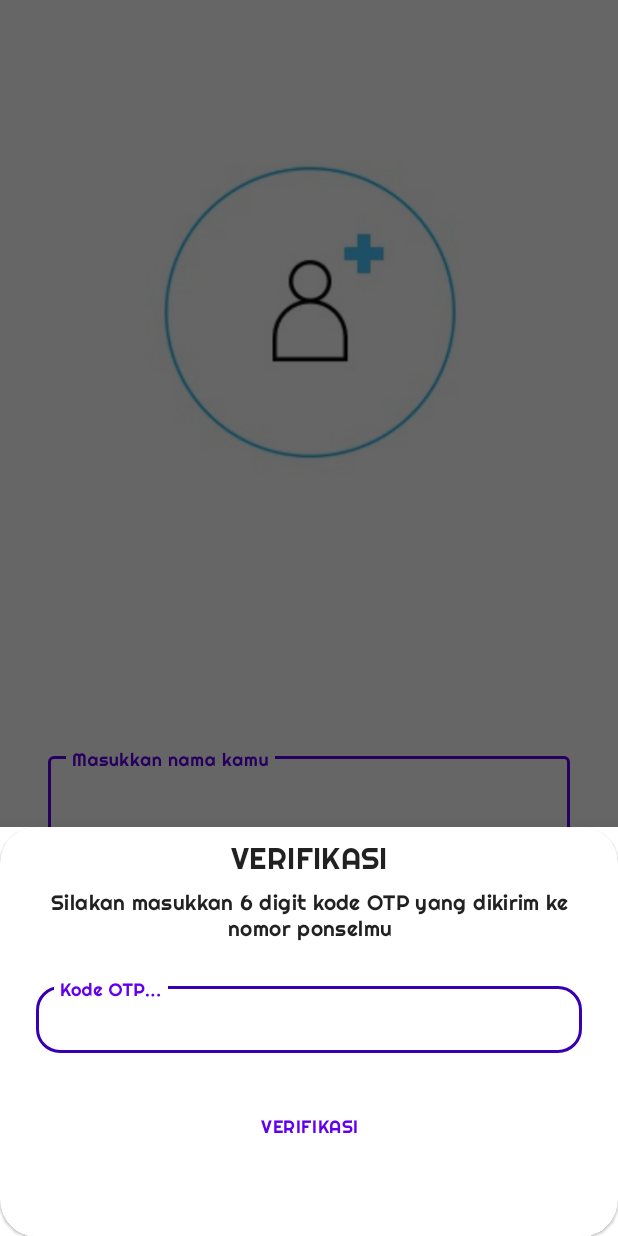
After one commit to andresaftari/Gemastik-EmergencySOS, an Android app: the fragment BottomSheetFragment placed in its activity, on a phone screen of 412 x 824 dp. The commit adds this screen. Run offline under Robolectric (Android 15) with nearby library versions, the phone set to English and light mode, and no system bars; our stand-ins replace Firebase (no records; nobody signed in at launch, a user with empty details on screens opened directly).

Commit message:
Implementasi OTP untuk login & regist awal

```diff
--- /dev/null
+++ b/app/src/main/java/com/merpati/durgence/views/dialog/BottomSheetFragment.kt
@@ -0,0 +1,15 @@
+package com.merpati.durgence.views.dialog
+
+import android.os.Bundle
+import android.view.LayoutInflater
+import android.view.View
+import android.view.ViewGroup
+import com.andresaftari.durgence.R
+import com.google.android.material.bottomsheet.BottomSheetDialogFragment
+
+class BottomSheetFragment : BottomSheetDialogFragment() {
+    override fun onCreateView(
+        inflater: LayoutInflater, container: ViewGroup?,
+        savedInstanceState: Bundle?
+    ): View? = inflater.inflate(R.layout.fragment_bottom_sheet, container, false)
+}
--- a/app/src/main/res/layout/activity_logo.xml
+++ b/app/src/main/res/layout/activity_logo.xml
@@ -11,7 +11,7 @@
         android:id="@+id/splash"
         android:layout_width="match_parent"
         android:layout_height="match_parent"
-        android:scaleType="center"
+        android:scaleType="fitXY"
         android:src="@drawable/main_logo"
         tools:ignore="ContentDescription" />
 
--- a/app/src/main/res/layout/activity_register.xml
+++ b/app/src/main/res/layout/activity_register.xml
@@ -1,9 +1,14 @@
 <?xml version="1.0" encoding="utf-8"?>
-<RelativeLayout xmlns:android="http://schemas.android.com/apk/res/android"
+<androidx.coordinatorlayout.widget.CoordinatorLayout xmlns:android="http://schemas.android.com/apk/res/android"
     xmlns:tools="http://schemas.android.com/tools"
     android:layout_width="match_parent"
     android:layout_height="match_parent"
     tools:context="com.merpati.durgence.views.RegisterActivity">
+
+    <RelativeLayout
+        android:layout_width="match_parent"
+        android:layout_height="match_parent"
+        android:layout_margin="16dp">
 
         <ProgressBar
             android:id="@+id/pb_loading"
@@ -66,3 +71,8 @@
             android:layout_marginBottom="64dp"
             android:text="@string/next" />
     </RelativeLayout>
+
+    <include
+        layout="@layout/fragment_bottom_sheet"
+        android:visibility="gone" />
+</androidx.coordinatorlayout.widget.CoordinatorLayout>
--- /dev/null
+++ b/app/src/main/res/layout/fragment_bottom_sheet.xml
@@ -0,0 +1,76 @@
+<com.google.android.material.card.MaterialCardView xmlns:android="http://schemas.android.com/apk/res/android"
+    xmlns:app="http://schemas.android.com/apk/res-auto"
+    xmlns:tools="http://schemas.android.com/tools"
+    android:id="@+id/bottom_sheet"
+    android:layout_width="match_parent"
+    android:layout_height="wrap_content"
+    android:elevation="4dp"
+    android:layout_margin="8dp"
+    app:behavior_hideable="false"
+    app:behavior_peekHeight="240dp"
+    app:cardBackgroundColor="@color/colorWhite"
+    app:cardCornerRadius="24dp"
+    app:layout_behavior="@string/bottom_sheet_behavior"
+    tools:context="com.merpati.durgence.views.dialog.BottomSheetFragment">
+
+    <RelativeLayout
+        android:layout_width="match_parent"
+        android:layout_height="match_parent"
+        android:layout_marginBottom="48dp">
+
+        <TextView
+            android:id="@+id/tv_title_verification"
+            android:layout_width="match_parent"
+            android:layout_height="wrap_content"
+            android:text="@string/verification"
+            android:layout_marginTop="8dp"
+            android:textAlignment="center"
+            android:textAppearance="@style/TextAppearance.MaterialComponents.Headline6" />
+
+        <TextView
+            android:id="@+id/tv_verif_hint"
+            android:layout_width="match_parent"
+            android:layout_height="wrap_content"
+            android:layout_below="@id/tv_title_verification"
+            android:layout_marginStart="16dp"
+            android:layout_marginTop="8dp"
+            android:layout_marginEnd="16dp"
+            android:textAppearance="@style/TextAppearance.MaterialComponents.Body2"
+            android:text="@string/verification_hint"
+            android:textAlignment="center" />
+
+        <com.google.android.material.textfield.TextInputLayout
+            android:id="@+id/editUserOTP"
+            style="@style/Widget.MaterialComponents.TextInputLayout.OutlinedBox"
+            android:layout_width="match_parent"
+            android:layout_height="50dp"
+            android:layout_below="@id/tv_verif_hint"
+            android:layout_marginStart="24dp"
+            android:layout_marginTop="24dp"
+            android:layout_marginEnd="24dp"
+            app:boxCornerRadiusBottomEnd="16dp"
+            app:boxCornerRadiusBottomStart="16dp"
+            app:boxCornerRadiusTopEnd="16dp"
+            app:boxCornerRadiusTopStart="16dp"
+            app:boxStrokeColor="@color/colorPrimaryDark">
+
+            <com.google.android.material.textfield.TextInputEditText
+                android:textAppearance="@style/TextAppearance.MaterialComponents.Caption"
+                android:layout_width="match_parent"
+                android:layout_height="wrap_content"
+                android:hint="@string/otpInputHint" />
+        </com.google.android.material.textfield.TextInputLayout>
+
+        <Button
+            android:id="@+id/btn_verification"
+            android:layout_width="match_parent"
+            android:layout_height="50dp"
+            android:textAppearance="@style/TextAppearance.MaterialComponents.Caption"
+            android:layout_below="@id/editUserOTP"
+            android:layout_marginStart="24dp"
+            android:layout_marginTop="24dp"
+            android:layout_marginEnd="24dp"
+            android:text="@string/verification" />
+
+    </RelativeLayout>
+</com.google.android.material.card.MaterialCardView>
--- a/app/src/main/res/values/colors.xml
+++ b/app/src/main/res/values/colors.xml
@@ -2,5 +2,7 @@
 <resources>
     <color name="colorPrimary">#6200EE</color>
     <color name="colorPrimaryDark">#3700B3</color>
-    <color name="colorAccent">#03DAC5</color>
+    <color name="colorAccent">#00EAD3</color>
+
+    <color name="colorWhite">#FFFFFF</color>
 </resources>
--- a/app/src/main/res/values/strings.xml
+++ b/app/src/main/res/values/strings.xml
@@ -8,4 +8,6 @@
     <!--Button-->
     <string name="next">LANJUTKAN</string>
     <string name="verification">VERIFIKASI</string>
+    <string name="verification_hint">Silakan masukkan 6 digit kode OTP yang dikirim ke nomor ponselmu</string>
+    <string name="otpInputHint">Kode OTP...</string>
 </resources>
```
Also changed, not shown: app/build.gradle (+6 -5 lines), app/src/main/java/com/merpati/durgence/CustomDialogs.kt (deleted, +0 -25 lines), app/src/main/java/com/merpati/durgence/views/RegisterActivity.kt (+108 -129 lines), app/src/main/res/layout/dialog_otp.xml (deleted, +0 -32 lines), 1 other file. Lines whose indentation alone changed are shown as unchanged.
